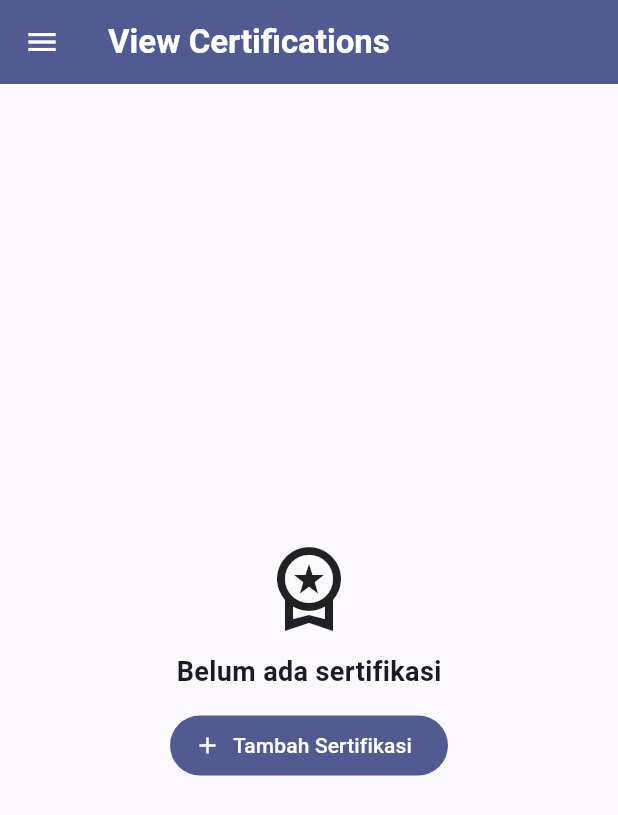
After one commit to LVNAx/myPortfolio_mobile, a Flutter app: the CertificationListPage screen opened directly, on a phone screen of 412 x 824 dp. The commit adds this screen. Shown: the top 815 px of the screen. Run offline on Flutter 3.47's test engine with Material 3 defaults, Android fonts, the phone set to English and light mode, and no system bars; our stand-ins replace material_ui.

Commit message:
feat: Menambahkan halaman daftar sertifikasi dengan hapus geser, kartu Lihat Sertifikasi, dan menu Drawer

```diff
--- /dev/null
+++ b/lib/screens/certification_list.dart
@@ -0,0 +1,140 @@
+import 'package:material_ui/material_ui.dart';
+import 'package:myportofolio_mobile/models/certification.dart';
+import 'package:myportofolio_mobile/models/certification_store.dart';
+import 'package:myportofolio_mobile/screens/certification_form.dart';
+import 'package:myportofolio_mobile/widgets/certification_scope.dart';
+import 'package:myportofolio_mobile/widgets/certification_summary_dialog.dart';
+import 'package:myportofolio_mobile/widgets/left_drawer.dart';
+
+/// Daftar sertifikasi yang sudah disimpan. Ketuk untuk melihat detail dan
+/// geser ke kiri untuk menghapus.
+class CertificationListPage extends StatelessWidget {
+  const CertificationListPage({super.key});
+
+  @override
+  Widget build(BuildContext context) {
+    // of() membuat halaman ini dibangun ulang setiap isi store berubah.
+    final store = CertificationScope.of(context);
+    final items = store.items;
+    final colorScheme = Theme.of(context).colorScheme;
+
+    return Scaffold(
+      appBar: AppBar(
+        title: const Text(
+          'View Certifications',
+          style: TextStyle(fontWeight: FontWeight.bold),
+        ),
+        backgroundColor: colorScheme.primary,
+        foregroundColor: Colors.white,
+      ),
+      drawer: const LeftDrawer(),
+      body: items.isEmpty
+          ? const _EmptyState()
+          : Center(
+              child: ConstrainedBox(
+                constraints: const BoxConstraints(maxWidth: 800),
+                child: ListView.builder(
+                  padding: const EdgeInsets.all(16.0),
+                  itemCount: items.length,
+                  itemBuilder: (context, index) =>
+                      _CertificationTile(items[index], store: store),
+                ),
+              ),
+            ),
+    );
+  }
+}
+
+class _CertificationTile extends StatelessWidget {
+  const _CertificationTile(this.certification, {required this.store});
+
+  final Certification certification;
+  final CertificationStore store;
+
+  void _delete(BuildContext context) {
+    store.remove(certification);
+    ScaffoldMessenger.of(context)
+      ..hideCurrentSnackBar()
+      ..showSnackBar(
+        SnackBar(
+          content: Text('"${certification.title}" dihapus.'),
+          persist: false,
+          action: SnackBarAction(
+            label: 'Batalkan',
+            onPressed: () => store.add(certification),
+          ),
+        ),
+      );
+  }
+
+  @override
+  Widget build(BuildContext context) {
+    return Dismissible(
+      // Kunci berdasarkan objek: dua sertifikasi berisi sama tetap berbeda.
+      key: ObjectKey(certification),
+      direction: DismissDirection.endToStart,
+      onDismissed: (_) => _delete(context),
+      background: Container(
+        color: Colors.red,
+        alignment: Alignment.centerRight,
+        padding: const EdgeInsets.only(right: 24.0),
+        child: const Icon(Icons.delete, color: Colors.white),
+      ),
+      child: Card(
+        child: ListTile(
+          leading: const CircleAvatar(child: Icon(Icons.workspace_premium)),
+          title: Text(
+            certification.title,
+            style: const TextStyle(fontWeight: FontWeight.bold),
+          ),
+          subtitle: Text(
+            '${certification.issuer} - ${certification.category.label}\n'
+            '${certification.issuedAtText}',
+          ),
+          isThreeLine: true,
+          onTap: () => showDialog<void>(
+            context: context,
+            builder: (_) => CertificationSummaryDialog(
+              certification: certification,
+              title: 'Detail Sertifikasi',
+            ),
+          ),
+        ),
+      ),
+    );
+  }
+}
+
+class _EmptyState extends StatelessWidget {
+  const _EmptyState();
+
+  @override
+  Widget build(BuildContext context) {
+    return Center(
+      child: Padding(
+        padding: const EdgeInsets.all(24.0),
+        child: Column(
+          mainAxisSize: MainAxisSize.min,
+          spacing: 12,
+          children: [
+            const Icon(Icons.workspace_premium_outlined, size: 64),
+            const Text(
+              'Belum ada sertifikasi',
+              style: TextStyle(fontSize: 18, fontWeight: FontWeight.bold),
+            ),
+            FilledButton.icon(
+              icon: const Icon(Icons.add),
+              label: const Text('Tambah Sertifikasi'),
+              onPressed: () => Navigator.push(
+                context,
+                MaterialPageRoute(
+                  builder: (context) => const CertificationFormPage(),
+                ),
+              ),
+            ),
+          ],
+        ),
+      ),
+    );
+  }
+}
```
Also changed, not shown: lib/screens/menu.dart (+7 -0 lines), lib/widgets/left_drawer.dart (+13 -0 lines).
